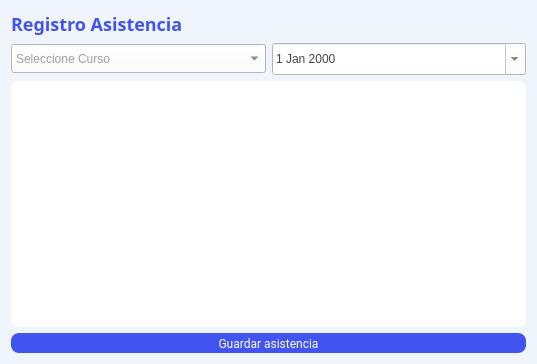
Qt form views/registro_asistencia.ui (Cata-Estrada/Registro_Asistencia_Estudiantil) before a commit.
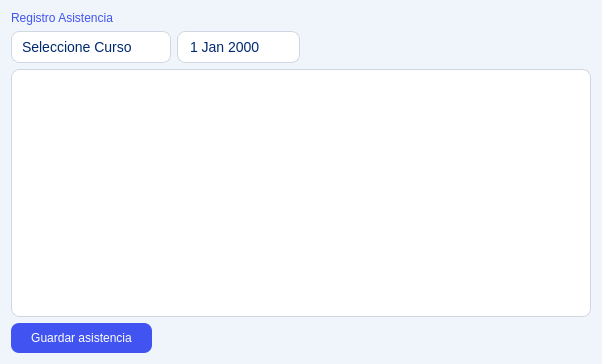
The same form after that commit.

Commit message: UI: actualización de estilo en vistas (layouts, íconos, y recursos)

What changed in the file:
```diff
--- a/views/registro_asistencia.ui
+++ b/views/registro_asistencia.ui
@@ -6,7 +6,7 @@
    <rect>
     <x>0</x>
     <y>0</y>
-    <width>537</width>
+    <width>602</width>
     <height>364</height>
    </rect>
   </property>
@@ -22,12 +22,10 @@
      <item>
       <widget class="QLabel" name="titulo_registro_asistencia">
        <property name="styleSheet">
-        <string notr="true">color: #4154F1;
-font-family: Nunito;
-font-size: 18px;
-font-style: normal;
-font-weight: 600;
-line-height: 28.8px;</string>
+        <string notr="true">QLabel {
+    font: 600 20pt &quot;Segoe UI&quot;;
+    color: #4154F1;   /* Azul igual al figma */
+}</string>
        </property>
        <property name="text">
         <string>Registro Asistencia</string>
@@ -39,16 +37,24 @@
        <item>
         <widget class="QComboBox" name="seleccione_curso">
          <property name="styleSheet">
-          <string notr="true">flex-shrink: 0;
-background: #FFF;
-width: 180px;
-height: 23px;
-color: #444;
-font-family: &quot;Open Sans&quot;;
-font-size: 12px;
-font-style: normal;
-font-weight: 400;
-line-height: 24px; </string>
+          <string notr="true">QComboBox {
+    border: 1px solid #d0d7e2;
+    border-radius: 8px;
+    padding: 6px 10px;
+    background-color: #ffffff;
+    color: #012970;
+    font-size: 14px;
+}
+
+QComboBox::drop-down {
+    border: none;
+    width: 25px;
+}
+
+QComboBox:hover {
+    background-color: #F6F9FF;
+}
+</string>
          </property>
          <property name="placeholderText">
           <string>Seleccione Curso</string>
@@ -58,57 +64,109 @@
        <item>
         <widget class="QDateEdit" name="fecha_clase">
          <property name="styleSheet">
-          <string notr="true">flex-shrink: 0;
-background: #FFF;
-width: 180px;
-height: 26px;
-color: #444;
-font-family: &quot;Open Sans&quot;;
-font-size: 12px;
-font-style: normal;
-font-weight: 400;
-line-height: 24px; </string>
+          <string notr="true">QDateEdit {
+    border: 1px solid #d0d7e2;
+    border-radius: 8px;
+    padding: 6px 10px;
+    background-color: #ffffff;
+    color: #012970;
+    font-size: 14px;
+}
+
+/* Botón desplegable del calendario */
+QDateEdit::drop-down {
+    border: none;
+    width: 25px;
+}
+
+/* Hover igual que los demás */
+QDateEdit:hover {
+    background-color: #F6F9FF;
+}
+</string>
          </property>
          <property name="calendarPopup">
           <bool>true</bool>
          </property>
         </widget>
        </item>
+       <item>
+        <spacer name="horizontalSpacer_2">
+         <property name="orientation">
+          <enum>Qt::Horizontal</enum>
+         </property>
+         <property name="sizeHint" stdset="0">
+          <size>
+           <width>40</width>
+           <height>20</height>
+          </size>
+         </property>
+        </spacer>
+       </item>
       </layout>
      </item>
      <item>
       <widget class="QTableView" name="tableView">
        <property name="styleSheet">
-        <string notr="true">border-radius: 8px;
-background: #FFF;
-display: flex;
-align-items: flex-start;
-flex-shrink: 0;</string>
+        <string notr="true">QTableView {
+    border: 1px solid #d0d7e2;
+    border-radius: 8px;
+    gridline-color: #d0d7e2;
+    font-size: 14px;
+    background-color: #ffffff;
+    color: #012970;
+    selection-background-color: #F6F9FF;
+    selection-color: #012970;
+}
+
+QHeaderView::section {
+    background-color: #F6F9FF;
+    color: #012970;
+    font-weight: bold;
+    padding: 6px;
+    border: none;
+    border-bottom: 1px solid #d0d7e2;
+}</string>
        </property>
       </widget>
      </item>
      <item>
-      <widget class="QPushButton" name="guardar_asistencia">
-       <property name="styleSheet">
-        <string notr="true">display: flex;
-width: 150px;
-height: 20px;
-justify-content: center;
-align-items: center;
-flex-shrink: 0;
-border-radius: 8px;
-background: #4154F1;
-color: #FFF;
-font-family: Roboto;
-font-size: 12px;
-font-style: normal;
-font-weight: 400;
-line-height: normal;</string>
-       </property>
-       <property name="text">
-        <string>Guardar asistencia</string>
-       </property>
-      </widget>
+      <layout class="QHBoxLayout" name="horizontalLayout_2">
+       <item>
+        <widget class="QPushButton" name="guardar_asistencia">
+         <property name="styleSheet">
+          <string notr="true">QPushButton#guardar_asistencia {
+    border: none;
+    background-color: #4154F1;  /* Azul Figma */
+    color: white;
+    font: 10pt &quot;Segoe UI&quot;;
+    padding: 8px 20px;
+    border-radius: 8px;
+}
+
+QPushButton#guardar_asistencia:hover {
+    background-color: #2e3bd1;  /* Azul más oscuro al hover */
+}</string>
+         </property>
+         <property name="text">
+          <string>Guardar asistencia</string>
+         </property>
+        </widget>
+       </item>
+       <item>
+        <spacer name="horizontalSpacer">
+         <property name="orientation">
+          <enum>Qt::Horizontal</enum>
+         </property>
+         <property name="sizeHint" stdset="0">
+          <size>
+           <width>88</width>
+           <height>20</height>
+          </size>
+         </property>
+        </spacer>
+       </item>
+      </layout>
      </item>
     </layout>
    </item>
```
The commit also changes 12 other files.
